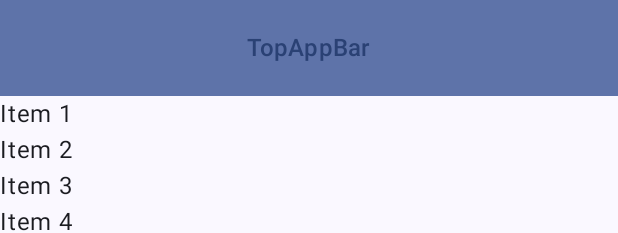
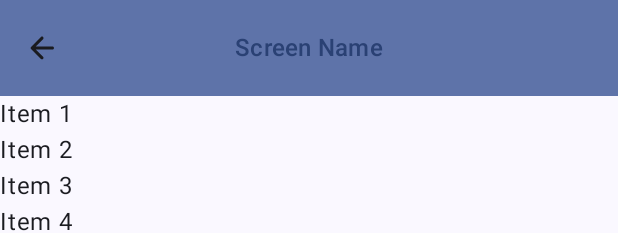
Before and after one commit to geanbrandao/BillBuddy, an Android app built with Jetpack Compose: the @Preview function TopAppBarPreview, on a phone screen of 412 x 824 dp. Shown: the top 233 px of the screen. Run offline under Robolectric (Android 15) with nearby library versions, the phone set to English and light mode, and no system bars.

Commit message:
Improve TopAppBar

```diff
--- a/app/src/main/java/com/geanbrandao/br/billbuddy/presentation/common/TopBarView.kt
+++ b/app/src/main/java/com/geanbrandao/br/billbuddy/presentation/common/TopBarView.kt
@@ -20,13 +20,28 @@ import androidx.compose.ui.text.style.TextOverflow
 import androidx.compose.ui.tooling.preview.Preview
 import com.geanbrandao.br.billbuddy.ui.theme.BillBuddyTheme
 
-@OptIn(ExperimentalMaterial3Api::class)
 @Composable
-fun TopAppBarView(
+fun CustomTopAppBar(
     title: String,
     canNavigateBack: Boolean,
     onArrowBackClicked: () -> Unit,
     modifier: Modifier = Modifier,
+) {
+    CustomTopAppBarView(
+        modifier = modifier,
+        title = title,
+        canNavigateBack = canNavigateBack,
+        onArrowBackClicked = onArrowBackClicked,
+    )
+}
+
+@OptIn(ExperimentalMaterial3Api::class)
+@Composable
+private fun CustomTopAppBarView(
+    modifier: Modifier = Modifier,
+    title: String = "Screen Name",
+    canNavigateBack: Boolean = true,
+    onArrowBackClicked: () -> Unit = {},
 ) {
     val scrollBehavior = TopAppBarDefaults.pinnedScrollBehavior(rememberTopAppBarState())
     CenterAlignedTopAppBar(
@@ -48,7 +63,7 @@ fun TopAppBarView(
                 IconButton(onClick = onArrowBackClicked) {
                     Icon(
                         imageVector = Icons.AutoMirrored.Rounded.ArrowBack,
-                        contentDescription = "Localized description"
+                        contentDescription = "Ícone de voltar",
                     )
                 }
             }
@@ -65,11 +80,7 @@ private fun TopAppBarPreview() {
     BillBuddyTheme {
         Scaffold(
             topBar = {
-                TopAppBarView(
-                    title = "TopAppBar",
-                    canNavigateBack = false,
-                    onArrowBackClicked = {}
-                )
+                CustomTopAppBarView()
             }
         ) { innerPadding ->
             LazyColumn(
```
